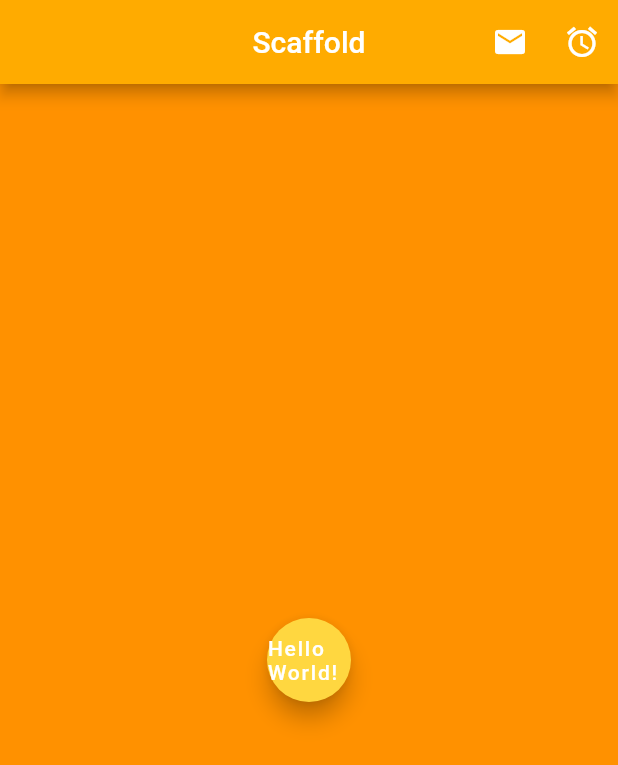
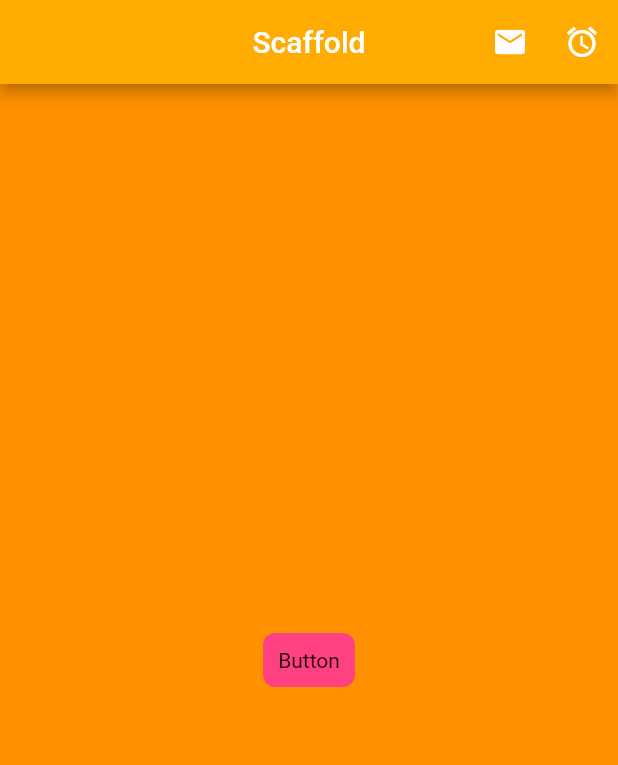
Before and after one commit to TristanHoladay/Flutter_Course-Dart, a Flutter app: the screen it shows after launch, on a phone screen of 412 x 824 dp. Shown: the top 765 px of the screen. Run offline on Flutter 3.47's test engine with Material 2 defaults, Android fonts, the phone set to English and light mode, and no system bars.

```diff
--- a/hello_world_app/lib/ui/home.dart
+++ b/hello_world_app/lib/ui/home.dart
@@ -24,20 +24,43 @@ class ScaffoldExample extends StatelessWidget {
           child: Column(
             mainAxisAlignment: MainAxisAlignment.center,
             children: <Widget>[
+              CustomButton()
 
-              InkWell(
-                child: FloatingActionButton(
-                  child: Text("Hello World!"),
-                  backgroundColor: Colors.amberAccent,
-                  //foregroundColor: Colors.amberAccent,
-                  hoverColor: Colors.blueAccent,
-                  onPressed: () => debugPrint("Gabrielle Clicked Me!!!!!"),
-                ))
+//              InkWell(
+//                child: FloatingActionButton(
+//                  child: Text("Hello World!"),
+//                  backgroundColor: Colors.amberAccent,
+//                  //foregroundColor: Colors.amberAccent,
+//                  hoverColor: Colors.blueAccent,
+//                  onPressed: () => debugPrint("Gabrielle Clicked Me!!!!!"),
+//                ))
             ]
           )
         ));
   }
 }
+
+class CustomButton extends StatelessWidget {
+  @override
+  Widget build(BuildContext context) {
+    return GestureDetector(
+      onTap: () {
+        final snackBar = SnackBar(content: Text("Hello World Again!"),);
+
+        Scaffold.of(context).showSnackBar(snackBar);
+      },
+     child: Container(
+        padding: EdgeInsets.all(10.0),
+        decoration: BoxDecoration(
+        color: Colors.pinkAccent,
+        borderRadius: BorderRadius.circular(8.0),
+    ),
+       child: Text("Button"),
+    ),
+    );
+  }
+}
+
 
 class Home extends StatelessWidget {
   @override
```
